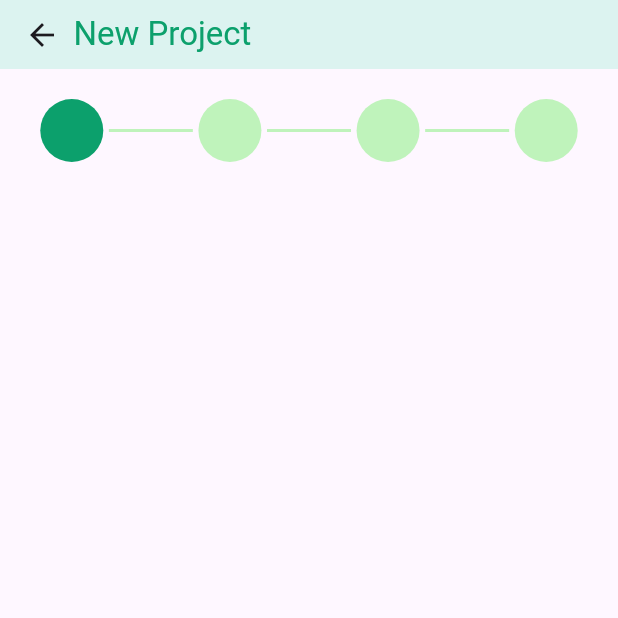
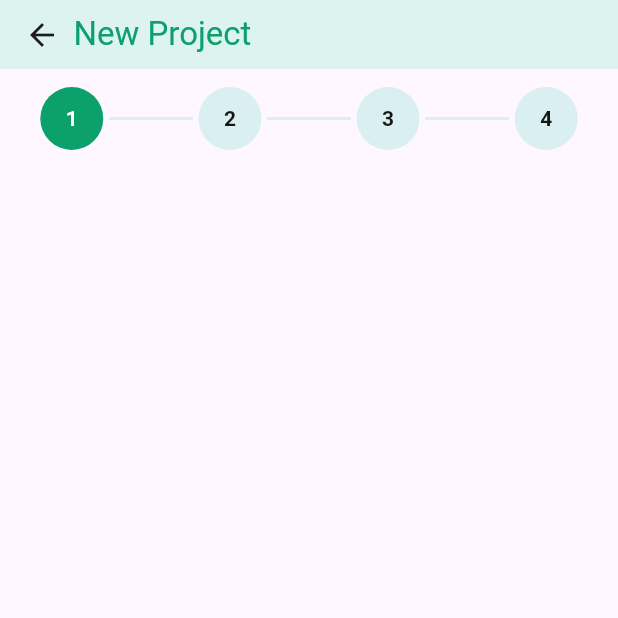
Before and after one commit to salo368/Mobile-Project-Final, a Flutter app: the screen it shows after launch, on a phone screen of 412 x 824 dp, the top half of it. Run offline on Flutter 3.47's test engine with Material 3 defaults, Android fonts, the phone set to English and light mode, and no system bars; our stand-ins replace get.

Commit message:
stages update

```diff
--- a/lib/ui/projects/project_stages_widget.dart
+++ b/lib/ui/projects/project_stages_widget.dart
@@ -11,29 +11,38 @@ class StagesWidget extends StatelessWidget {
   @override
   Widget build(BuildContext context) {
     return Padding(
-      padding: const EdgeInsets.only(top: 20, bottom: 10, left: 25.0, right: 25.0),
+      padding: const EdgeInsets.only(top: 12, bottom: 10, left: 25.0, right: 25.0),
       child: Row(
         mainAxisAlignment: MainAxisAlignment.spaceAround,
         children: <Widget>[
-          _buildCircleContainer(stage >= 1 ? const Color(0xFF0CA06C) : const Color.fromARGB(255, 191, 243, 187)),
-          _buildDivider(color: stage >= 2 ? const Color(0xFF0CA06C) : const Color.fromARGB(255, 191, 243, 187)),
-          _buildCircleContainer(stage >= 2 ? const Color(0xFF0CA06C) : const Color.fromARGB(255, 191, 243, 187)),
-          _buildDivider(color: stage >= 3 ? const Color(0xFF0CA06C) : const Color.fromARGB(255, 191, 243, 187)),
-          _buildCircleContainer(stage >= 3 ? const Color(0xFF0CA06C) : const Color.fromARGB(255, 191, 243, 187)),
-          _buildDivider(color: stage >= 4 ? const Color(0xFF0CA06C) : const Color.fromARGB(255, 191, 243, 187)),
-          _buildCircleContainer(stage >= 4 ? const Color(0xFF0CA06C) : const Color.fromARGB(255, 191, 243, 187)),
+          _buildCircleContainer(stage >= 1 ? const Color(0xFF0CA06C) : const Color.fromARGB(255, 217, 239, 242), 1,stage >= 1 ? Colors.white : const Color.fromARGB(255, 21, 21, 21)),
+          _buildDivider(color: stage >= 2 ? const Color(0xFF0CA06C) : const Color.fromARGB(255, 217, 239, 242)),
+          _buildCircleContainer(stage >= 2 ? const Color(0xFF0CA06C) : const Color.fromARGB(255, 217, 239, 242), 2,stage >= 2 ? Colors.white : const Color.fromARGB(255, 21, 21, 21)),
+          _buildDivider(color: stage >= 3 ? const Color(0xFF0CA06C) : const Color.fromARGB(255, 217, 239, 242)),
+          _buildCircleContainer(stage >= 3 ? const Color(0xFF0CA06C) : const Color.fromARGB(255, 217, 239, 242), 3,stage >= 3 ? Colors.white : const Color.fromARGB(255, 21, 21, 21)),
+          _buildDivider(color: stage >= 4 ? const Color(0xFF0CA06C) : const Color.fromARGB(255, 217, 239, 242)),
+          _buildCircleContainer(stage >= 4 ? const Color(0xFF0CA06C) : const Color.fromARGB(255, 217, 239, 242), 4,stage >= 4 ? Colors.white : const Color.fromARGB(255, 21, 21, 21)),
         ],
       ),
     );
   }
 
-  Widget _buildCircleContainer(Color color) {
+  Widget _buildCircleContainer(Color color, int number, Color numberC) {
     return Container(
       width: 42,
       height: 42,
       decoration: BoxDecoration(
         shape: BoxShape.circle,
         color: color,
+      ),
+      child: Center(
+        child: Text(
+          number.toString(),
+          style: TextStyle(
+            color: numberC,
+            fontWeight: FontWeight.bold,
+          ),
+        ),
       ),
     );
   }
```
Lines whose indentation alone changed are shown as unchanged.
